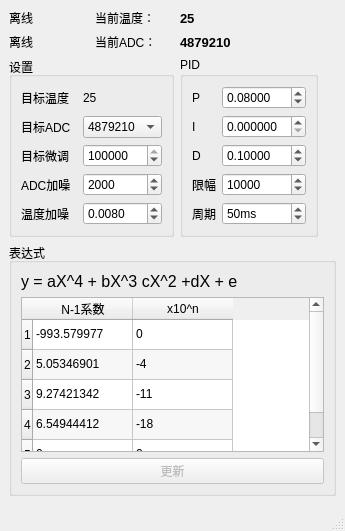
Qt form mainwindow.ui (m-RNA/TemperatureSensorSimulate) before a commit.
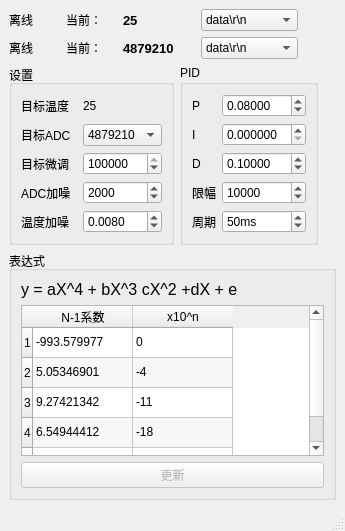
The same form after that commit. Icons and pictures are not drawn.

Commit message: NEW：支持两种协议

```diff
--- a/mainwindow.ui
+++ b/mainwindow.ui
@@ -19,14 +19,7 @@
   </property>
   <widget class="QWidget" name="centralwidget">
    <layout class="QGridLayout" name="gridLayout_4">
-    <item row="2" column="0">
-     <widget class="QLabel" name="label_Std">
-      <property name="text">
-       <string>离线</string>
-      </property>
-     </widget>
-    </item>
-    <item row="7" column="5">
+    <item row="7" column="6">
      <spacer name="horizontalSpacer">
       <property name="orientation">
        <enum>Qt::Horizontal</enum>
@@ -39,153 +32,6 @@
       </property>
      </spacer>
     </item>
-    <item row="4" column="1">
-     <widget class="QLabel" name="label_10">
-      <property name="text">
-       <string>当前ADC：</string>
-      </property>
-     </widget>
-    </item>
-    <item row="2" column="1">
-     <widget class="QLabel" name="label_9">
-      <property name="text">
-       <string>当前温度：</string>
-      </property>
-     </widget>
-    </item>
-    <item row="7" column="2" colspan="3">
-     <widget class="QGroupBox" name="groupBox">
-      <property name="title">
-       <string>PID</string>
-      </property>
-      <layout class="QGridLayout" name="gridLayout">
-       <item row="2" column="0">
-        <widget class="QLabel" name="label_7">
-         <property name="text">
-          <string>D</string>
-         </property>
-        </widget>
-       </item>
-       <item row="0" column="1">
-        <widget class="QDoubleSpinBox" name="doubleSpinBox_P">
-         <property name="decimals">
-          <number>5</number>
-         </property>
-         <property name="singleStep">
-          <double>0.001000000000000</double>
-         </property>
-         <property name="stepType">
-          <enum>QAbstractSpinBox::AdaptiveDecimalStepType</enum>
-         </property>
-         <property name="value">
-          <double>0.080000000000000</double>
-         </property>
-        </widget>
-       </item>
-       <item row="2" column="1">
-        <widget class="QDoubleSpinBox" name="doubleSpinBox_D">
-         <property name="decimals">
-          <number>5</number>
-         </property>
-         <property name="singleStep">
-          <double>0.010000000000000</double>
-         </property>
-         <property name="stepType">
-          <enum>QAbstractSpinBox::AdaptiveDecimalStepType</enum>
-         </property>
-         <property name="value">
-          <double>0.100000000000000</double>
-         </property>
-        </widget>
-       </item>
-       <item row="0" column="0">
-        <widget class="QLabel" name="label_6">
-         <property name="text">
-          <string>P</string>
-         </property>
-        </widget>
-       </item>
-       <item row="4" column="0">
-        <widget class="QLabel" name="label_11">
-         <property name="text">
-          <string>限幅</string>
-         </property>
-        </widget>
-       </item>
-       <item row="4" column="1">
-        <widget class="QSpinBox" name="spinBox_Limit">
-         <property name="minimum">
-          <number>5</number>
-         </property>
-         <property name="maximum">
-          <number>9999999</number>
-         </property>
-         <property name="singleStep">
-          <number>50</number>
-         </property>
-         <property name="stepType">
-          <enum>QAbstractSpinBox::AdaptiveDecimalStepType</enum>
-         </property>
-         <property name="value">
-          <number>10000</number>
-         </property>
-        </widget>
-       </item>
-       <item row="1" column="1">
-        <widget class="QDoubleSpinBox" name="doubleSpinBox_I">
-         <property name="decimals">
-          <number>6</number>
-         </property>
-         <property name="singleStep">
-          <double>0.000001000000000</double>
-         </property>
-         <property name="stepType">
-          <enum>QAbstractSpinBox::AdaptiveDecimalStepType</enum>
-         </property>
-         <property name="value">
-          <double>0.000000000000000</double>
-         </property>
-        </widget>
-       </item>
-       <item row="1" column="0">
-        <widget class="QLabel" name="label_3">
-         <property name="text">
-          <string>I</string>
-         </property>
-        </widget>
-       </item>
-       <item row="5" column="1">
-        <widget class="QSpinBox" name="spinBox_Period">
-         <property name="suffix">
-          <string>ms</string>
-         </property>
-         <property name="minimum">
-          <number>5</number>
-         </property>
-         <property name="maximum">
-          <number>9999999</number>
-         </property>
-         <property name="singleStep">
-          <number>10</number>
-         </property>
-         <property name="stepType">
-          <enum>QAbstractSpinBox::AdaptiveDecimalStepType</enum>
-         </property>
-         <property name="value">
-          <number>50</number>
-         </property>
-        </widget>
-       </item>
-       <item row="5" column="0">
-        <widget class="QLabel" name="label_5">
-         <property name="text">
-          <string>周期</string>
-         </property>
-        </widget>
-       </item>
-      </layout>
-     </widget>
-    </item>
     <item row="4" column="0">
      <widget class="QLabel" name="label_Dtm">
       <property name="text">
@@ -193,21 +39,14 @@
       </property>
      </widget>
     </item>
-    <item row="2" column="2">
-     <widget class="QLabel" name="label_Temperature">
-      <property name="font">
-       <font>
-        <pointsize>10</pointsize>
-        <weight>75</weight>
-        <bold>true</bold>
-       </font>
-      </property>
+    <item row="2" column="0">
+     <widget class="QLabel" name="label_Std">
       <property name="text">
-       <string>25</string>
+       <string>离线</string>
       </property>
      </widget>
     </item>
-    <item row="7" column="0" colspan="2">
+    <item row="7" column="0" colspan="3">
      <widget class="QGroupBox" name="groupBox_2">
       <property name="title">
        <string>设置</string>
@@ -356,34 +195,21 @@
       </layout>
      </widget>
     </item>
-    <item row="4" column="2">
-     <widget class="QLabel" name="label_ADC">
-      <property name="font">
-       <font>
-        <pointsize>10</pointsize>
-        <weight>75</weight>
-        <bold>true</bold>
-       </font>
-      </property>
-      <property name="text">
-       <string>4879210</string>
-      </property>
+    <item row="4" column="4">
+     <widget class="QComboBox" name="cbAnalyse_Dtm">
+      <item>
+       <property name="text">
+        <string>data\r\n</string>
+       </property>
+      </item>
+      <item>
+       <property name="text">
+        <string>$T=data ;\r\n</string>
+       </property>
+      </item>
      </widget>
     </item>
-    <item row="9" column="1">
-     <spacer name="verticalSpacer">
-      <property name="orientation">
-       <enum>Qt::Vertical</enum>
-      </property>
-      <property name="sizeHint" stdset="0">
-       <size>
-        <width>20</width>
-        <height>40</height>
-       </size>
-      </property>
-     </spacer>
-    </item>
-    <item row="8" column="0" colspan="8">
+    <item row="8" column="0" colspan="9">
      <widget class="QGroupBox" name="groupBox_3">
       <property name="sizePolicy">
        <sizepolicy hsizetype="Ignored" vsizetype="Preferred">
@@ -517,6 +343,208 @@
       </layout>
      </widget>
     </item>
+    <item row="2" column="4">
+     <widget class="QComboBox" name="cbAnalyse_Std">
+      <item>
+       <property name="text">
+        <string>data\r\n</string>
+       </property>
+      </item>
+      <item>
+       <property name="text">
+        <string>$T=data ;\r\n</string>
+       </property>
+      </item>
+     </widget>
+    </item>
+    <item row="7" column="3" colspan="3">
+     <widget class="QGroupBox" name="groupBox">
+      <property name="title">
+       <string>PID</string>
+      </property>
+      <layout class="QGridLayout" name="gridLayout">
+       <item row="2" column="0">
+        <widget class="QLabel" name="label_7">
+         <property name="text">
+          <string>D</string>
+         </property>
+        </widget>
+       </item>
+       <item row="0" column="1">
+        <widget class="QDoubleSpinBox" name="doubleSpinBox_P">
+         <property name="decimals">
+          <number>5</number>
+         </property>
+         <property name="singleStep">
+          <double>0.001000000000000</double>
+         </property>
+         <property name="stepType">
+          <enum>QAbstractSpinBox::AdaptiveDecimalStepType</enum>
+         </property>
+         <property name="value">
+          <double>0.080000000000000</double>
+         </property>
+        </widget>
+       </item>
+       <item row="2" column="1">
+        <widget class="QDoubleSpinBox" name="doubleSpinBox_D">
+         <property name="decimals">
+          <number>5</number>
+         </property>
+         <property name="singleStep">
+          <double>0.010000000000000</double>
+         </property>
+         <property name="stepType">
+          <enum>QAbstractSpinBox::AdaptiveDecimalStepType</enum>
+         </property>
+         <property name="value">
+          <double>0.100000000000000</double>
+         </property>
+        </widget>
+       </item>
+       <item row="0" column="0">
+        <widget class="QLabel" name="label_6">
+         <property name="text">
+          <string>P</string>
+         </property>
+        </widget>
+       </item>
+       <item row="4" column="0">
+        <widget class="QLabel" name="label_11">
+         <property name="text">
+          <string>限幅</string>
+         </property>
+        </widget>
+       </item>
+       <item row="4" column="1">
+        <widget class="QSpinBox" name="spinBox_Limit">
+         <property name="minimum">
+          <number>5</number>
+         </property>
+         <property name="maximum">
+          <number>9999999</number>
+         </property>
+         <property name="singleStep">
+          <number>50</number>
+         </property>
+         <property name="stepType">
+          <enum>QAbstractSpinBox::AdaptiveDecimalStepType</enum>
+         </property>
+         <property name="value">
+          <number>10000</number>
+         </property>
+        </widget>
+       </item>
+       <item row="1" column="1">
+        <widget class="QDoubleSpinBox" name="doubleSpinBox_I">
+         <property name="decimals">
+          <number>6</number>
+         </property>
+         <property name="singleStep">
+          <double>0.000001000000000</double>
+         </property>
+         <property name="stepType">
+          <enum>QAbstractSpinBox::AdaptiveDecimalStepType</enum>
+         </property>
+         <property name="value">
+          <double>0.000000000000000</double>
+         </property>
+        </widget>
+       </item>
+       <item row="1" column="0">
+        <widget class="QLabel" name="label_3">
+         <property name="text">
+          <string>I</string>
+         </property>
+        </widget>
+       </item>
+       <item row="5" column="1">
+        <widget class="QSpinBox" name="spinBox_Period">
+         <property name="suffix">
+          <string>ms</string>
+         </property>
+         <property name="minimum">
+          <number>5</number>
+         </property>
+         <property name="maximum">
+          <number>9999999</number>
+         </property>
+         <property name="singleStep">
+          <number>10</number>
+         </property>
+         <property name="stepType">
+          <enum>QAbstractSpinBox::AdaptiveDecimalStepType</enum>
+         </property>
+         <property name="value">
+          <number>50</number>
+         </property>
+        </widget>
+       </item>
+       <item row="5" column="0">
+        <widget class="QLabel" name="label_5">
+         <property name="text">
+          <string>周期</string>
+         </property>
+        </widget>
+       </item>
+      </layout>
+     </widget>
+    </item>
+    <item row="9" column="2">
+     <spacer name="verticalSpacer">
+      <property name="orientation">
+       <enum>Qt::Vertical</enum>
+      </property>
+      <property name="sizeHint" stdset="0">
+       <size>
+        <width>20</width>
+        <height>40</height>
+       </size>
+      </property>
+     </spacer>
+    </item>
+    <item row="2" column="1">
+     <widget class="QLabel" name="label_9">
+      <property name="text">
+       <string>当前：</string>
+      </property>
+     </widget>
+    </item>
+    <item row="4" column="1">
+     <widget class="QLabel" name="label_10">
+      <property name="text">
+       <string>当前：</string>
+      </property>
+     </widget>
+    </item>
+    <item row="2" column="2">
+     <widget class="QLabel" name="label_Temperature">
+      <property name="font">
+       <font>
+        <pointsize>10</pointsize>
+        <weight>75</weight>
+        <bold>true</bold>
+       </font>
+      </property>
+      <property name="text">
+       <string>25</string>
+      </property>
+     </widget>
+    </item>
+    <item row="4" column="2">
+     <widget class="QLabel" name="label_ADC">
+      <property name="font">
+       <font>
+        <pointsize>10</pointsize>
+        <weight>75</weight>
+        <bold>true</bold>
+       </font>
+      </property>
+      <property name="text">
+       <string>4879210</string>
+      </property>
+     </widget>
+    </item>
    </layout>
   </widget>
   <widget class="QMenuBar" name="menubar">
```
The commit also changes 1 other file.
